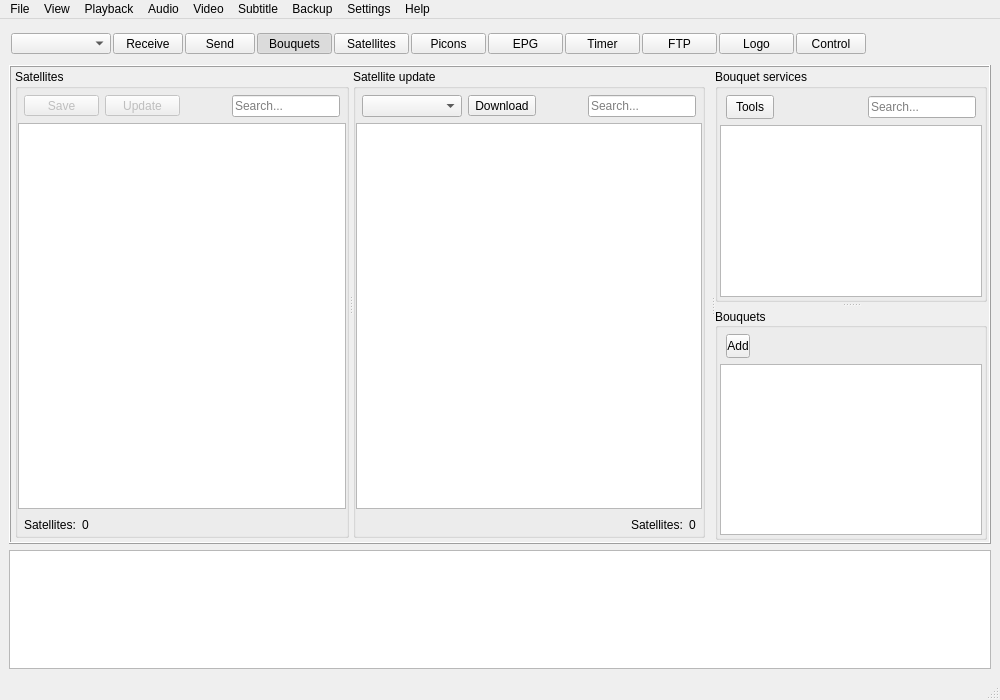
First picture: the form in app/ui/res/main.ui, repository DYefremov/E2Toolkit, before the edit.
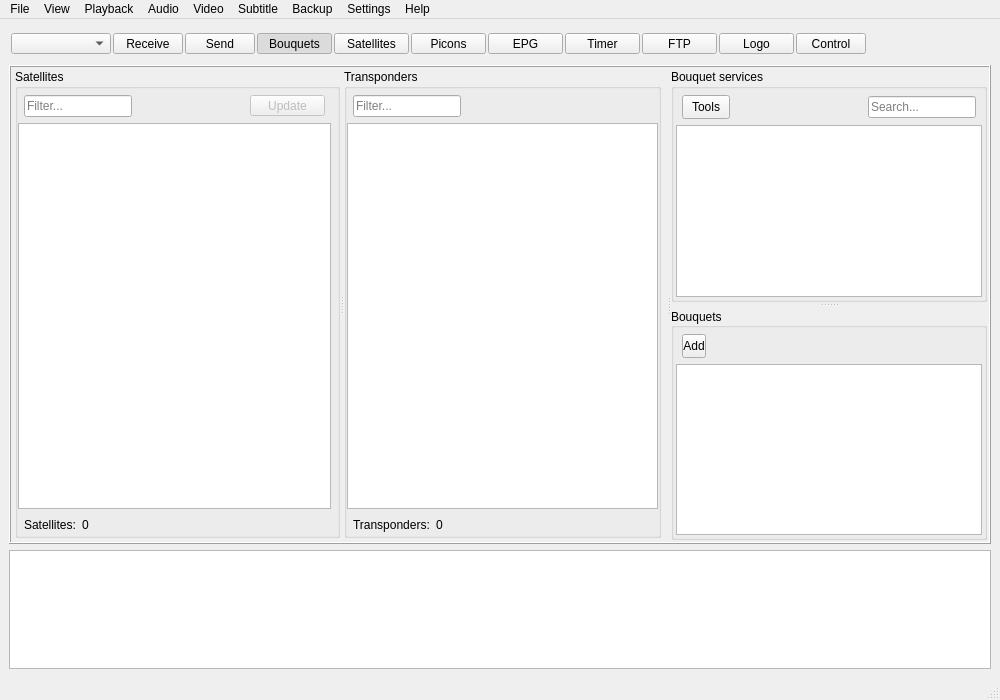
Second picture: the form after the edit. The open tabs and pages were chosen to show the change. Icons and pictures are not drawn.

Commit message: refactoring of satellites display

Diff of the .ui file:
```diff
--- a/app/ui/res/main.ui
+++ b/app/ui/res/main.ui
@@ -721,7 +721,7 @@
                  <number>6</number>
                 </property>
                 <property name="rightMargin">
-                 <number>0</number>
+                 <number>6</number>
                 </property>
                 <property name="bottomMargin">
                  <number>0</number>
@@ -735,20 +735,33 @@
                    <number>6</number>
                   </property>
                   <item>
-                   <widget class="QToolButton" name="satellite_save_tool_button">
-                    <property name="enabled">
-                     <bool>false</bool>
+                   <widget class="QLineEdit" name="satellite_filter_edit">
+                    <property name="sizePolicy">
+                     <sizepolicy hsizetype="Fixed" vsizetype="Fixed">
+                      <horstretch>0</horstretch>
+                      <verstretch>0</verstretch>
+                     </sizepolicy>
                     </property>
-                    <property name="minimumSize">
+                    <property name="placeholderText">
+                     <string>Filter...</string>
+                    </property>
+                    <property name="clearButtonEnabled">
+                     <bool>true</bool>
+                    </property>
+                   </widget>
+                  </item>
+                  <item>
+                   <spacer name="satellite_top_spacer">
+                    <property name="orientation">
+                     <enum>Qt::Horizontal</enum>
+                    </property>
+                    <property name="sizeHint" stdset="0">
                      <size>
-                      <width>75</width>
-                      <height>0</height>
+                      <width>40</width>
+                      <height>20</height>
                      </size>
                     </property>
-                    <property name="text">
-                     <string>Save</string>
-                    </property>
-                   </widget>
+                   </spacer>
                   </item>
                   <item>
                    <widget class="QToolButton" name="satellite_update_tool_button">
@@ -769,39 +782,10 @@
                     </property>
                    </widget>
                   </item>
-                  <item>
-                   <spacer name="satellite_top_spacer">
-                    <property name="orientation">
-                     <enum>Qt::Horizontal</enum>
-                    </property>
-                    <property name="sizeHint" stdset="0">
-                     <size>
-                      <width>40</width>
-                      <height>20</height>
-                     </size>
-                    </property>
-                   </spacer>
-                  </item>
-                  <item>
-                   <widget class="QLineEdit" name="satellite_search_edit">
-                    <property name="sizePolicy">
-                     <sizepolicy hsizetype="Fixed" vsizetype="Fixed">
-                      <horstretch>0</horstretch>
-                      <verstretch>0</verstretch>
-                     </sizepolicy>
-                    </property>
-                    <property name="placeholderText">
-                     <string>Search...</string>
-                    </property>
-                    <property name="clearButtonEnabled">
-                     <bool>true</bool>
-                    </property>
-                   </widget>
-                  </item>
                  </layout>
                 </item>
                 <item>
-                 <widget class="QTreeView" name="satellite_view">
+                 <widget class="QListView" name="satellite_view">
                   <property name="editTriggers">
                    <set>QAbstractItemView::NoEditTriggers</set>
                   </property>
@@ -811,15 +795,6 @@
                   <property name="horizontalScrollMode">
                    <enum>QAbstractItemView::ScrollPerItem</enum>
                   </property>
-                  <attribute name="headerCascadingSectionResizes">
-                   <bool>false</bool>
-                  </attribute>
-                  <attribute name="headerMinimumSectionSize">
-                   <number>100</number>
-                  </attribute>
-                  <attribute name="headerStretchLastSection">
-                   <bool>true</bool>
-                  </attribute>
                  </widget>
                 </item>
                 <item>
@@ -861,7 +836,7 @@
                 </item>
                </layout>
               </widget>
-              <widget class="QGroupBox" name="satellite_update_box">
+              <widget class="QGroupBox" name="satellite_transponders_box">
                <property name="sizePolicy">
                 <sizepolicy hsizetype="Preferred" vsizetype="Preferred">
                  <horstretch>0</horstretch>
@@ -869,7 +844,7 @@
                 </sizepolicy>
                </property>
                <property name="title">
-                <string>Satellite update</string>
+                <string>Transponders</string>
                </property>
                <layout class="QVBoxLayout" name="satellite_update_box_layout">
                 <property name="spacing">
@@ -888,7 +863,7 @@
                  <number>0</number>
                 </property>
                 <item>
-                 <layout class="QHBoxLayout" name="satellite_update_top_layout">
+                 <layout class="QHBoxLayout" name="satellite_transponder_top_layout">
                   <property name="leftMargin">
                    <number>6</number>
                   </property>
@@ -896,36 +871,23 @@
                    <number>6</number>
                   </property>
                   <item>
-                   <widget class="QComboBox" name="satellite_update_src_box">
+                   <widget class="QLineEdit" name="satellite_transponders_filter_edit">
                     <property name="sizePolicy">
-                     <sizepolicy hsizetype="Preferred" vsizetype="Ignored">
+                     <sizepolicy hsizetype="Fixed" vsizetype="Fixed">
                       <horstretch>0</horstretch>
                       <verstretch>0</verstretch>
                      </sizepolicy>
                     </property>
-                    <property name="minimumSize">
-                     <size>
-                      <width>100</width>
-                      <height>0</height>
-                     </size>
+                    <property name="placeholderText">
+                     <string>Filter...</string>
                     </property>
-                    <property name="maximumSize">
-                     <size>
-                      <width>16777215</width>
-                      <height>16777215</height>
-                     </size>
+                    <property name="clearButtonEnabled">
+                     <bool>true</bool>
                     </property>
                    </widget>
                   </item>
                   <item>
-                   <widget class="QToolButton" name="satellite_download_button">
-                    <property name="text">
-                     <string>Download</string>
-                    </property>
-                   </widget>
-                  </item>
-                  <item>
-                   <spacer name="satellite_update_top_spacer">
+                   <spacer name="satellite_transponder_top_spacer">
                     <property name="orientation">
                      <enum>Qt::Horizontal</enum>
                     </property>
@@ -937,26 +899,10 @@
                     </property>
                    </spacer>
                   </item>
-                  <item>
-                   <widget class="QLineEdit" name="satellite_update_search_edit">
-                    <property name="sizePolicy">
-                     <sizepolicy hsizetype="Fixed" vsizetype="Fixed">
-                      <horstretch>0</horstretch>
-                      <verstretch>0</verstretch>
-                     </sizepolicy>
-                    </property>
-                    <property name="placeholderText">
-                     <string>Search...</string>
-                    </property>
-                    <property name="clearButtonEnabled">
-                     <bool>true</bool>
-                    </property>
-                   </widget>
-                  </item>
                  </layout>
                 </item>
                 <item>
-                 <widget class="QListView" name="satellite_update_view">
+                 <widget class="QTableView" name="satellite_transponder_view">
                   <property name="editTriggers">
                    <set>QAbstractItemView::NoEditTriggers</set>
                   </property>
@@ -966,13 +912,10 @@
                   <property name="selectionBehavior">
                    <enum>QAbstractItemView::SelectRows</enum>
                   </property>
-                  <property name="resizeMode">
-                   <enum>QListView::Fixed</enum>
-                  </property>
                  </widget>
                 </item>
                 <item>
-                 <layout class="QHBoxLayout" name="satellite_update_botton_layout">
+                 <layout class="QHBoxLayout" name="satellite_transponder_bottom_layout">
                   <property name="leftMargin">
                    <number>6</number>
                   </property>
@@ -980,7 +923,21 @@
                    <number>6</number>
                   </property>
                   <item>
-                   <spacer name="satellite_update_bottom_spacer">
+                   <widget class="QLabel" name="satellite_transponder_label">
+                    <property name="text">
+                     <string>Transponders:</string>
+                    </property>
+                   </widget>
+                  </item>
+                  <item>
+                   <widget class="QLabel" name="satellite_transponder_count_label">
+                    <property name="text">
+                     <string notr="true">0</string>
+                    </property>
+                   </widget>
+                  </item>
+                  <item>
+                   <spacer name="satellite_transponder_bottom_spacer">
                     <property name="orientation">
                      <enum>Qt::Horizontal</enum>
                     </property>
@@ -992,20 +949,6 @@
                     </property>
                    </spacer>
                   </item>
-                  <item>
-                   <widget class="QLabel" name="satellite_update_label">
-                    <property name="text">
-                     <string>Satellites:</string>
-                    </property>
-                   </widget>
-                  </item>
-                  <item>
-                   <widget class="QLabel" name="satellite_update_count_label">
-                    <property name="text">
-                     <string notr="true">0</string>
-                    </property>
-                   </widget>
-                  </item>
                  </layout>
                 </item>
                </layout>
@@ -2919,7 +2862,8 @@
   </action>
   <action name="backup_restore_action">
    <property name="icon">
-    <iconset theme="document-revert"/>
+    <iconset theme="document-revert">
+     <normaloff>.</normaloff>.</iconset>
    </property>
    <property name="text">
     <string>Restore</string>
```
Left out of the diff: 2 changed lines with no effect on the pictures. The commit also changes 4 other files.
